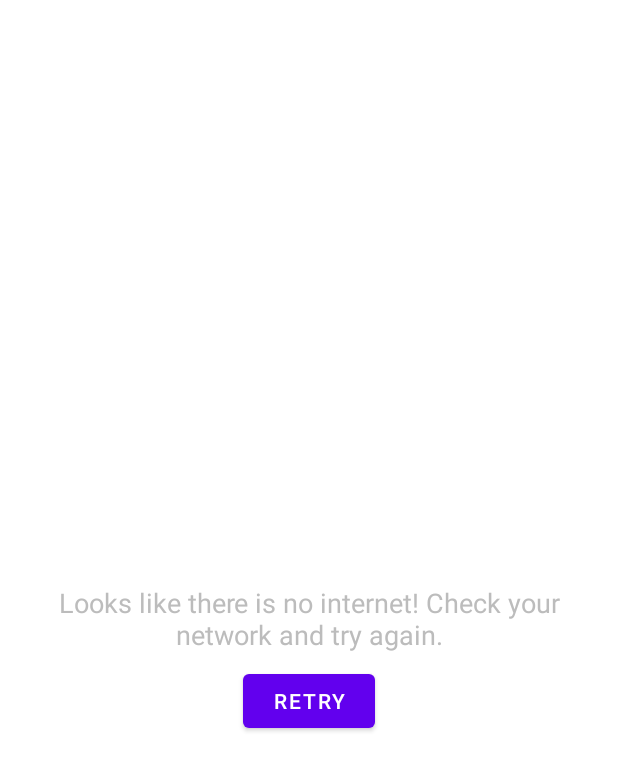
After one commit to bhavinmdesai/Dogstagram, an Android app: the layout layout_no_internet.xml on its own in the app's theme, with its tools: preview values and no code run, on a phone screen of 412 x 824 dp. The commit adds this screen. Shown: the top 771 px of the screen. Run offline under Robolectric (Android 15) with nearby library versions, the phone set to English and light mode, and no system bars.

Commit message:
Handled content loading and no internet

```diff
--- /dev/null
+++ b/app/src/main/res/layout/layout_no_internet.xml
@@ -0,0 +1,34 @@
+<?xml version="1.0" encoding="utf-8"?>
+<layout xmlns:android="http://schemas.android.com/apk/res/android"
+    xmlns:app="http://schemas.android.com/apk/res-auto">
+
+    <androidx.constraintlayout.widget.ConstraintLayout
+        android:padding="16dp"
+        android:layout_width="match_parent"
+        android:layout_height="match_parent">
+
+        <TextView
+            android:id="@+id/lblNoInternet"
+            android:text="@string/no_internet"
+            android:textColor="@color/silver"
+            android:layout_width="wrap_content"
+            android:layout_height="wrap_content"
+            android:textSize="18sp"
+            android:gravity="center"
+            app:layout_constraintStart_toStartOf="parent"
+            app:layout_constraintEnd_toEndOf="parent"
+            app:layout_constraintTop_toTopOf="parent"
+            app:layout_constraintBottom_toBottomOf="parent" />
+
+        <Button
+            android:id="@+id/btnRetry"
+            android:text="@string/retry"
+            android:layout_marginTop="8dp"
+            app:layout_constraintTop_toBottomOf="@id/lblNoInternet"
+            app:layout_constraintStart_toStartOf="parent"
+            app:layout_constraintEnd_toEndOf="parent"
+            android:layout_width="wrap_content"
+            android:layout_height="wrap_content" />
+
+    </androidx.constraintlayout.widget.ConstraintLayout>
+</layout>
--- a/app/src/main/res/values/strings.xml
+++ b/app/src/main/res/values/strings.xml
@@ -5,4 +5,6 @@
     <!-- TODO: Remove or change this placeholder text -->
     <string name="hello_blank_fragment">Hello blank fragment</string>
     <string name="dog_image">Dog Image</string>
+    <string name="no_internet">Looks like there is no internet! Check your network and try again.</string>
+    <string name="retry">Retry</string>
 </resources>
```
Also changed, not shown: app/src/main/java/dev/bhavindesai/dogstagram/ui/fragments/dogbreeds/DogBreedsFragment.kt (+34 -0 lines), app/src/main/java/dev/bhavindesai/dogstagram/ui/fragments/dogimages/DogImagesFragment.kt (+30 -1 lines), app/src/main/res/layout/fragment_dog_breeds.xml (+32 -5 lines), app/src/main/res/layout/fragment_dog_images.xml (+38 -7 lines), data/src/main/java/dev/bhavindesai/data/repositories/DogRepository.kt (+8 -13 lines), viewmodels/src/main/java/dev/bhavindesai/viewmodels/DogBreedsViewModel.kt (+23 -4 lines), viewmodels/src/main/java/dev/bhavindesai/viewmodels/DogImagesViewModel.kt (+20 -3 lines).
